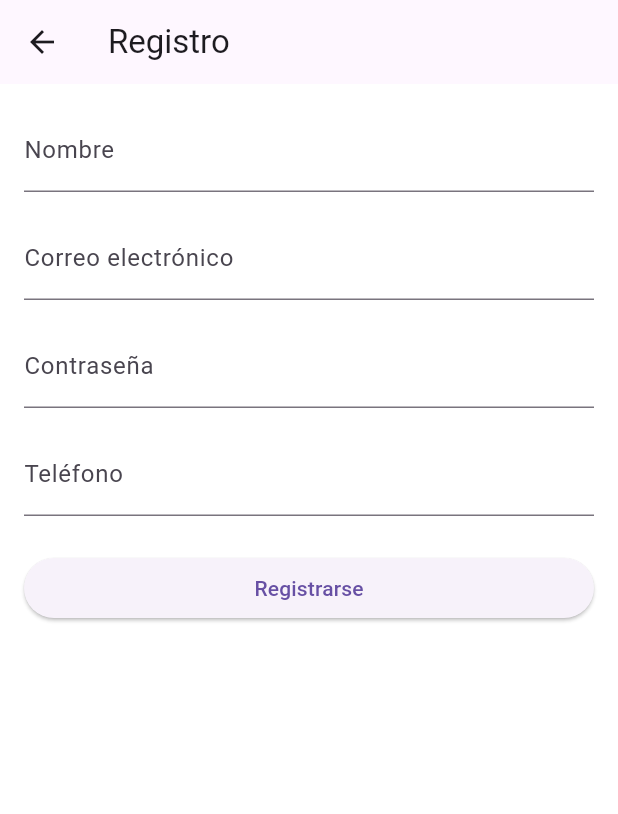
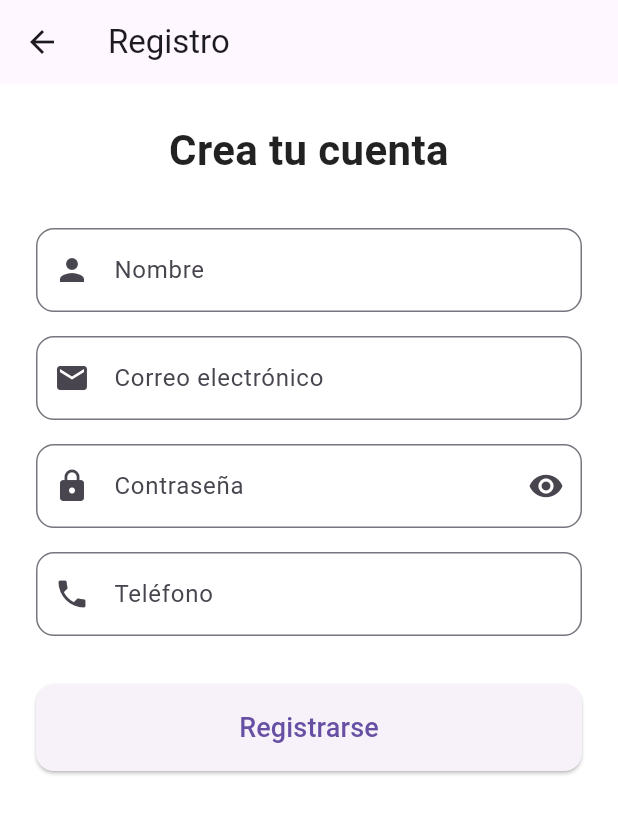
Before and after one commit to Omar19Ort/TECH-OM, a Flutter app: the PantallaRegistro screen opened directly, on a phone screen of 412 x 824 dp. Shown: the top 814 px of the screen. Run offline on Flutter 3.47's test engine with Material 3 defaults, Android fonts, the phone set to English and light mode, and no system bars; our stand-ins replace cached_network_image, image_picker, sqflite; accounts and stored records are empty.

Commit message:
Mostrar usuarios en una interaz ademas mostrar la informacion en el perfil dependiendo del usuario que entre, ademas cambiamos el diseño de la interfaz de registro

```diff
--- a/lib/interface/acerca_de.dart
+++ b/lib/interface/acerca_de.dart
@@ -125,17 +125,17 @@ class AcercaDe extends StatelessWidget {
                     SizedBox(height: 16),
                     _ContactRow(
                       icon: Icons.email,
-                      text: 'soporte@tech-om.com',
+                      text: 'omarvaz1902@gmail.com',
                     ),
                     SizedBox(height: 8),
                     _ContactRow(
                       icon: Icons.phone,
-                      text: '+52 (123) 456-7890',
+                      text: '+52 (449) 425-9237',
                     ),
                     SizedBox(height: 8),
                     _ContactRow(
                       icon: Icons.location_on,
-                      text: 'Ciudad de México, México',
+                      text: 'Aguascalientes, México',
                     ),
                   ],
                 ),
--- a/lib/interface/pantalla_registro.dart
+++ b/lib/interface/pantalla_registro.dart
@@ -17,6 +17,7 @@ class _PantallaRegistroState extends State<PantallaRegistro> {
   final TextEditingController _passwordController = TextEditingController();
   final TextEditingController _phoneController = TextEditingController();
   bool _isLoading = false;
+  bool _obscurePassword = true;
 
   Future<void> _register() async {
     if (_formKey.currentState!.validate()) {
@@ -25,7 +26,6 @@ class _PantallaRegistroState extends State<PantallaRegistro> {
       });
 
       try {
-        // Check if email already exists
         final existingUser = await DatabaseHelper.instance.getUserByEmail(_emailController.text);
         if (existingUser != null) {
           throw Exception('El correo electrónico ya está registrado');
@@ -65,21 +65,38 @@ class _PantallaRegistroState extends State<PantallaRegistro> {
     return Scaffold(
       appBar: AppBar(
         title: const Text('Registro'),
+        elevation: 0,
         leading: IconButton(
           icon: const Icon(Icons.arrow_back),
           onPressed: widget.volverAInicioSesion,
         ),
       ),
       body: SingleChildScrollView(
-        padding: const EdgeInsets.all(16.0),
+        child: Padding(
+          padding: const EdgeInsets.all(24.0),
           child: Form(
             key: _formKey,
             child: Column(
               crossAxisAlignment: CrossAxisAlignment.stretch,
               children: [
+                const Text(
+                  'Crea tu cuenta',
+                  style: TextStyle(
+                    fontSize: 28,
+                    fontWeight: FontWeight.bold,
+                  ),
+                  textAlign: TextAlign.center,
+                ),
+                const SizedBox(height: 32),
                 TextFormField(
                   controller: _nameController,
-                decoration: const InputDecoration(labelText: 'Nombre'),
+                  decoration: InputDecoration(
+                    labelText: 'Nombre',
+                    prefixIcon: const Icon(Icons.person),
+                    border: OutlineInputBorder(
+                      borderRadius: BorderRadius.circular(12),
+                    ),
+                  ),
                   validator: (value) {
                     if (value == null || value.isEmpty) {
                       return 'Por favor ingrese su nombre';
@@ -90,7 +107,13 @@ class _PantallaRegistroState extends State<PantallaRegistro> {
                 const SizedBox(height: 16),
                 TextFormField(
                   controller: _emailController,
-                decoration: const InputDecoration(labelText: 'Correo electrónico'),
+                  decoration: InputDecoration(
+                    labelText: 'Correo electrónico',
+                    prefixIcon: const Icon(Icons.email),
+                    border: OutlineInputBorder(
+                      borderRadius: BorderRadius.circular(12),
+                    ),
+                  ),
                   keyboardType: TextInputType.emailAddress,
                   validator: (value) {
                     if (value == null || value.isEmpty) {
@@ -105,8 +128,24 @@ class _PantallaRegistroState extends State<PantallaRegistro> {
                 const SizedBox(height: 16),
                 TextFormField(
                   controller: _passwordController,
-                decoration: const InputDecoration(labelText: 'Contraseña'),
-                obscureText: true,
+                  decoration: InputDecoration(
+                    labelText: 'Contraseña',
+                    prefixIcon: const Icon(Icons.lock),
+                    suffixIcon: IconButton(
+                      icon: Icon(
+                        _obscurePassword ? Icons.visibility : Icons.visibility_off,
+                      ),
+                      onPressed: () {
+                        setState(() {
+                          _obscurePassword = !_obscurePassword;
+                        });
+                      },
+                    ),
+                    border: OutlineInputBorder(
+                      borderRadius: BorderRadius.circular(12),
+                    ),
+                  ),
+                  obscureText: _obscurePassword,
                   validator: (value) {
                     if (value == null || value.isEmpty) {
                       return 'Por favor ingrese su contraseña';
@@ -120,7 +159,13 @@ class _PantallaRegistroState extends State<PantallaRegistro> {
                 const SizedBox(height: 16),
                 TextFormField(
                   controller: _phoneController,
-                decoration: const InputDecoration(labelText: 'Teléfono'),
+                  decoration: InputDecoration(
+                    labelText: 'Teléfono',
+                    prefixIcon: const Icon(Icons.phone),
+                    border: OutlineInputBorder(
+                      borderRadius: BorderRadius.circular(12),
+                    ),
+                  ),
                   keyboardType: TextInputType.phone,
                   validator: (value) {
                     if (value == null || value.isEmpty) {
@@ -132,14 +177,24 @@ class _PantallaRegistroState extends State<PantallaRegistro> {
                     return null;
                   },
                 ),
-              const SizedBox(height: 24),
+                const SizedBox(height: 32),
                 ElevatedButton(
                   onPressed: _isLoading ? null : _register,
+                  style: ElevatedButton.styleFrom(
+                    padding: const EdgeInsets.symmetric(vertical: 16),
+                    shape: RoundedRectangleBorder(
+                      borderRadius: BorderRadius.circular(12),
+                    ),
+                  ),
                   child: _isLoading
-                    ? const CircularProgressIndicator()
-                    : const Text('Registrarse'),
+                      ? const CircularProgressIndicator(color: Colors.white)
+                      : const Text(
+                          'Registrarse',
+                          style: TextStyle(fontSize: 18),
+                        ),
                 ),
               ],
+            ),
           ),
         ),
       ),
```
Also changed, not shown: lib/interface/Pantalla_usuarios.dart (added, +68 -0 lines), lib/interface/pantalla_ajustes.dart (+9 -3 lines). Lines whose indentation alone changed are shown as unchanged.
